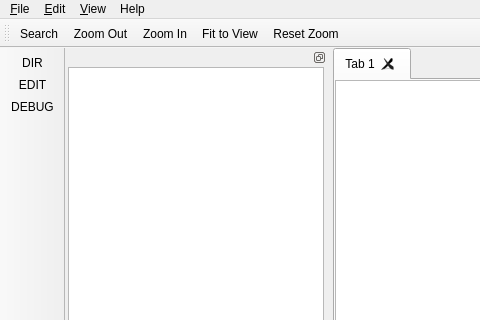
This is src/view/ui/main.ui in igor-krechetov/hsm-ide as Qt 5 draws it before an edit; both pictures show x 0 to 480 and y 0 to 320 of the 947 by 687 pixel window. The edited form follows.
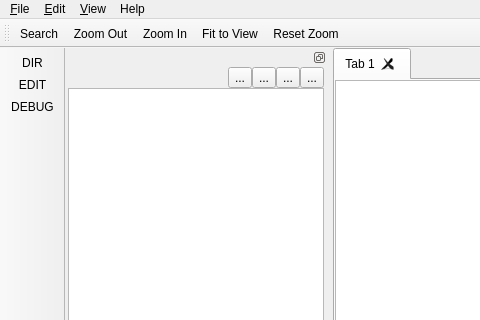
This is the edited form. The open tabs and pages were chosen to show the change. Icons and pictures are not drawn. Custom widgets are drawn as their Qt base class.

Commit message: [draft] add workspace buttons

What changed in the file:
```diff
--- a/src/view/ui/main.ui
+++ b/src/view/ui/main.ui
@@ -402,6 +402,54 @@
          <property name="bottomMargin">
           <number>0</number>
          </property>
+         <item>
+          <layout class="QHBoxLayout" name="horizontalLayout">
+           <item>
+            <spacer name="horizontalSpacer">
+             <property name="orientation">
+              <enum>Qt::Horizontal</enum>
+             </property>
+             <property name="sizeHint" stdset="0">
+              <size>
+               <width>40</width>
+               <height>20</height>
+              </size>
+             </property>
+            </spacer>
+           </item>
+           <item>
+            <widget class="QToolButton" name="btnShowEmptyFolders">
+             <property name="text">
+              <string>...</string>
+             </property>
+             <property name="checkable">
+              <bool>true</bool>
+             </property>
+            </widget>
+           </item>
+           <item>
+            <widget class="QToolButton" name="btnCreateWorkspaceFile">
+             <property name="text">
+              <string>...</string>
+             </property>
+            </widget>
+           </item>
+           <item>
+            <widget class="QToolButton" name="btnReloadWorkspace">
+             <property name="text">
+              <string>...</string>
+             </property>
+            </widget>
+           </item>
+           <item>
+            <widget class="QToolButton" name="btnColapseWorkspace">
+             <property name="text">
+              <string>...</string>
+             </property>
+            </widget>
+           </item>
+          </layout>
+         </item>
          <item>
           <widget class="QTreeView" name="workspaceTree">
            <property name="headerHidden">
```
Left out of the diff: 2 changed lines with no effect on the pictures.
